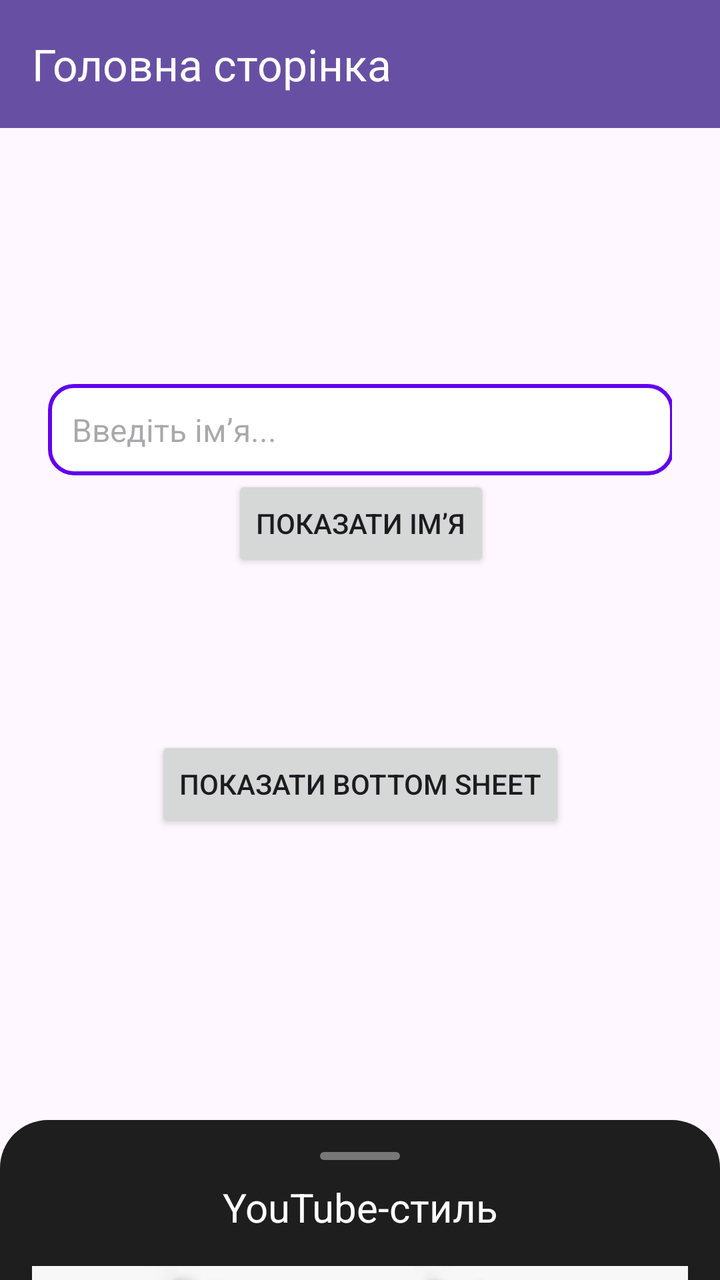
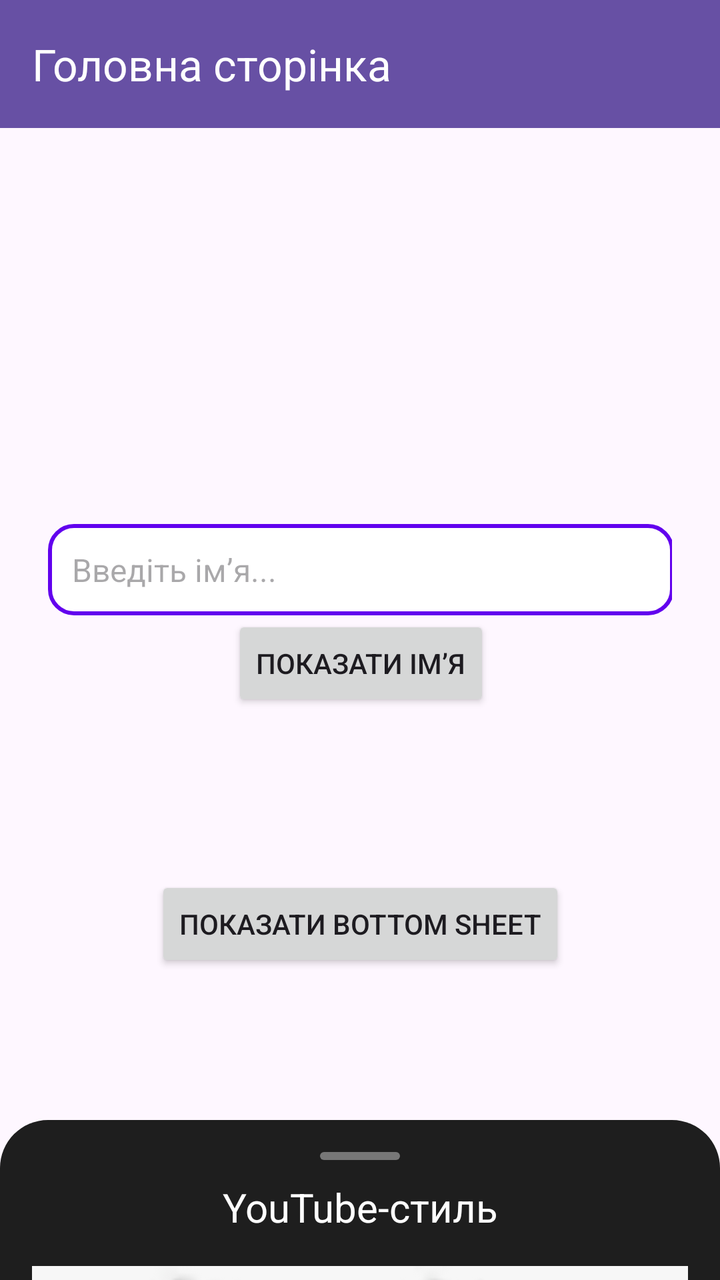

Screens rendered from an Android XML layout before and after an edit, with the pre-edit source and the edit as a unified diff.
<!-- AndroidManifest.xml: application theme Theme.LearnTestComplete -->
<!-- res/layout/activity_main.xml -->
<?xml version="1.0" encoding="utf-8"?>
<androidx.drawerlayout.widget.DrawerLayout
    xmlns:android="http://schemas.android.com/apk/res/android"
    xmlns:app="http://schemas.android.com/apk/res-auto"
    xmlns:tools="http://schemas.android.com/tools"
    android:id="@+id/drawerLayout"
    android:layout_width="match_parent"
    android:layout_height="match_parent"
    tools:context=".MainActivity">

    <androidx.coordinatorlayout.widget.CoordinatorLayout
        android:layout_width="match_parent"
        android:layout_height="match_parent">

        <androidx.appcompat.widget.Toolbar
            android:id="@+id/toolbar"
            android:layout_width="match_parent"
            android:layout_height="?attr/actionBarSize"
            android:background="?attr/colorPrimary"
            android:theme="@style/ThemeOverlay.AppCompat.Dark.ActionBar"
            app:title="Головна сторінка" />

        <androidx.constraintlayout.widget.ConstraintLayout
            android:id="@+id/constraintLayout"
            android:layout_width="match_parent"
            android:layout_height="match_parent"
            android:padding="24dp"
            app:layout_behavior="@string/appbar_scrolling_view_behavior"
            android:layout_marginTop="?attr/actionBarSize">

            <Button
                android:id="@+id/btnShowSheet"
                android:layout_width="wrap_content"
                android:layout_height="wrap_content"
                android:layout_marginBottom="200dp"
                android:gravity="center"
                android:text="Показати Bottom Sheet"
                app:layout_constraintBottom_toBottomOf="parent"
                app:layout_constraintEnd_toEndOf="parent"
                app:layout_constraintStart_toStartOf="parent" />

            <LinearLayout
                android:id="@+id/linearEdit"
                android:layout_width="345dp"
                android:layout_height="234dp"
                android:gravity="center"
                android:orientation="vertical"
                android:padding="16dp"
                app:layout_constraintBottom_toTopOf="@+id/btnShowSheet"
                app:layout_constraintEnd_toEndOf="parent"
                app:layout_constraintStart_toStartOf="parent">

                <EditText
                    android:id="@+id/editTextName"
                    android:layout_width="match_parent"
                    android:layout_height="wrap_content"
                    android:background="@drawable/edit_text_background"
                    android:hint="Введіть ім’я..."
                    android:inputType="text"
                    android:padding="12dp"
                    android:textSize="16sp" />

                <Button
                    android:id="@+id/buttonShow"
                    android:layout_width="wrap_content"
                    android:layout_height="wrap_content"
                    android:text="Показати ім’я" />

                <TextView
                    android:id="@+id/textViewResult"
                    android:layout_width="wrap_content"
                    android:layout_height="wrap_content"
                    android:text=""
                    android:textSize="18sp" />
            </LinearLayout>

        </androidx.constraintlayout.widget.ConstraintLayout>

        <LinearLayout
            android:id="@+id/bottomSheet"
            android:layout_width="match_parent"
            android:layout_height="400dp"
            android:background="@drawable/bg_bottom_sheet"
            android:orientation="vertical"
            android:padding="16dp"
            app:behavior_hideable="true"
            app:behavior_peekHeight="80dp"
            app:layout_behavior="com.google.android.material.bottomsheet.BottomSheetBehavior">

            <View
                android:layout_width="40dp"
                android:layout_height="4dp"
                android:layout_gravity="center"
                android:layout_marginBottom="10dp"
                android:background="@drawable/bg_drag_indicator" />

            <TextView
                android:id="@+id/tvTitle"
                android:layout_width="match_parent"
                android:layout_height="wrap_content"
                android:gravity="center"
                android:text="YouTube-стиль"
                android:textColor="@android:color/white"
                android:textSize="20sp" />

            <ImageView
                android:id="@+id/ivThumbnail"
                android:layout_width="match_parent"
                android:layout_height="200dp"
                android:layout_marginTop="16dp"
                android:scaleType="centerCrop"
                android:src="@drawable/cat" />

            <TextView
                android:id="@+id/tvDescription"
                android:layout_width="match_parent"
                android:layout_height="wrap_content"
                android:layout_marginTop="12dp"
                android:text="BottomSheet BottomSheet BottomSheet BottomSheet BottomSheet BottomSheet BottomSheet BottomSheet BottomSheet BottomSheet BottomSheet BottomSheet"
                android:textColor="@android:color/white" />
        </LinearLayout>

    </androidx.coordinatorlayout.widget.CoordinatorLayout>

    <com.google.android.material.navigation.NavigationView
    android:id="@+id/navigationView"
    android:layout_width="wrap_content"
    android:layout_height="match_parent"
    android:layout_gravity="end"
    app:menu="@menu/drawer_menu"
    app:headerLayout="@layout/drawer_header"
    android:background="@android:color/white" />

</androidx.drawerlayout.widget.DrawerLayout>
<!-- res/layout/drawer_header.xml (included above) -->
<LinearLayout xmlns:android="http://schemas.android.com/apk/res/android"
    android:orientation="vertical"
    android:background="@color/purple_700"
    android:padding="24dp"
    android:layout_width="match_parent"
    android:layout_height="160dp">

    <TextView
        android:layout_width="wrap_content"
        android:layout_height="wrap_content"
        android:text="Менюшка"
        android:textColor="@android:color/white"
        android:textSize="24sp"
        android:layout_gravity="bottom" />

    <ImageView
        android:layout_width="111dp"
        android:layout_height="wrap_content"
        android:layout_gravity="bottom"
        android:layout_marginTop="16dp"
        android:src="@drawable/cat" />

</LinearLayout>
<!-- resources referenced by this layout -->
<resources>
  <!-- drawable bg_bottom_sheet (drawable) -->
  <?xml version="1.0" encoding="utf-8"?>
  <shape xmlns:android="http://schemas.android.com/apk/res/android"
      android:shape="rectangle">
      <solid android:color="#1E1E1E" />
      <corners android:topLeftRadius="24dp" android:topRightRadius="24dp" />
      <padding android:left="16dp" android:right="16dp" android:top="8dp" android:bottom="16dp"/>
  </shape>
  <!-- drawable bg_drag_indicator (drawable) -->
  <?xml version="1.0" encoding="utf-8"?>
  <shape xmlns:android="http://schemas.android.com/apk/res/android"
      android:shape="rectangle">
      <solid android:color="#777" />
      <corners android:radius="2dp" />
  </shape>
  <!-- drawable cat: png bitmap (drawable, 18583 bytes) -->
  <!-- drawable edit_text_background (drawable) -->
  <shape xmlns:android="http://schemas.android.com/apk/res/android"
      android:shape="rectangle">
      <solid android:color="#FFFFFF" />
      <corners android:radius="12dp" />
      <stroke android:width="2dp" android:color="#6200EE" />
      <padding android:left="12dp" android:right="12dp" />
  </shape>
  <style name="Theme.LearnTestComplete" parent="Base.Theme.LearnTestComplete" />
  <style name="Base.Theme.LearnTestComplete" parent="Theme.Material3.DayNight.NoActionBar">
          
          
      </style>
</resources>

<!-- the commit's change to res/layout/activity_main.xml (unified diff, before → after) -->
@@ -28,11 +28,27 @@
             app:layout_behavior="@string/appbar_scrolling_view_behavior"
             android:layout_marginTop="?attr/actionBarSize">
 
+            <LinearLayout
+                android:layout_width="match_parent"
+                android:layout_height="250dp"
+                android:orientation="vertical"
+                android:padding="10dp"
+                app:layout_constraintBottom_toTopOf="@+id/linearEdit"
+                app:layout_constraintEnd_toEndOf="parent"
+                app:layout_constraintStart_toStartOf="parent"
+                app:layout_constraintTop_toTopOf="parent">
+
+                <ListView
+                    android:id="@+id/myListView"
+                    android:layout_width="match_parent"
+                    android:layout_height="250dp" />
+            </LinearLayout>
+
             <Button
                 android:id="@+id/btnShowSheet"
                 android:layout_width="wrap_content"
                 android:layout_height="wrap_content"
-                android:layout_marginBottom="200dp"
+                android:layout_marginBottom="130dp"
                 android:gravity="center"
                 android:text="Показати Bottom Sheet"
                 app:layout_constraintBottom_toBottomOf="parent"
